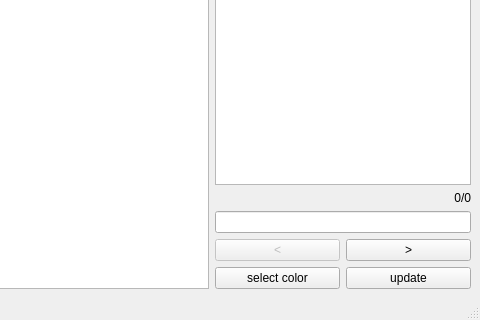
First picture: the form in gui/mainwindow.ui, repository HatikDev/AnalyticsTool, before the edit; both pictures show x 395 to 875 and y 332 to 652 of the 875 by 652 pixel window.
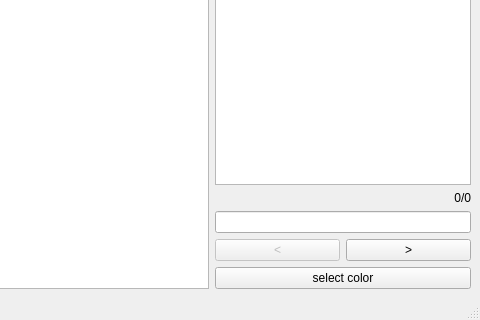
Second picture: the form after the edit.

```diff
--- a/gui/mainwindow.ui
+++ b/gui/mainwindow.ui
@@ -79,7 +79,7 @@
        </layout>
       </item>
       <item>
-       <layout class="QHBoxLayout" name="horizontalLayout" stretch="0,0">
+       <layout class="QHBoxLayout" name="horizontalLayout" stretch="0">
         <item>
          <widget class="QPushButton" name="selectColorButton">
           <property name="text">
@@ -87,13 +87,6 @@
           </property>
          </widget>
         </item>
-        <item>
-         <widget class="QPushButton" name="updateButton">
-          <property name="text">
-           <string>update</string>
-          </property>
-         </widget>
-        </item>
        </layout>
       </item>
      </layout>
```
